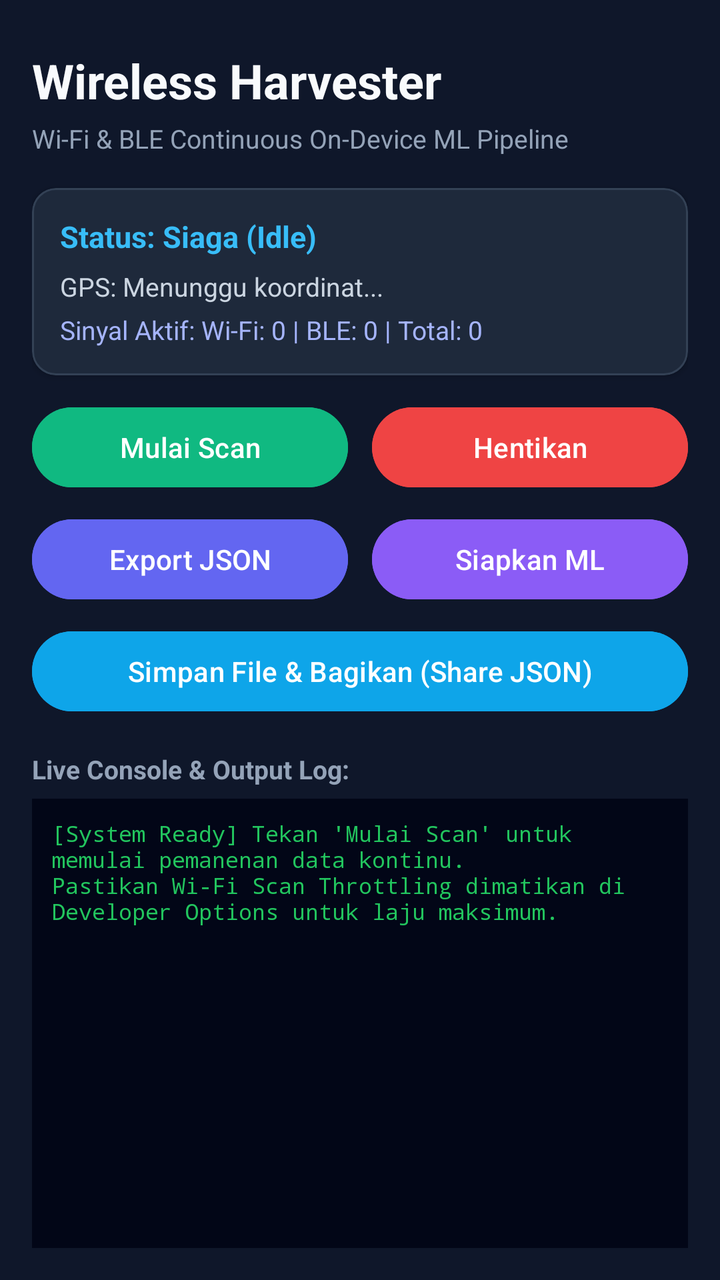
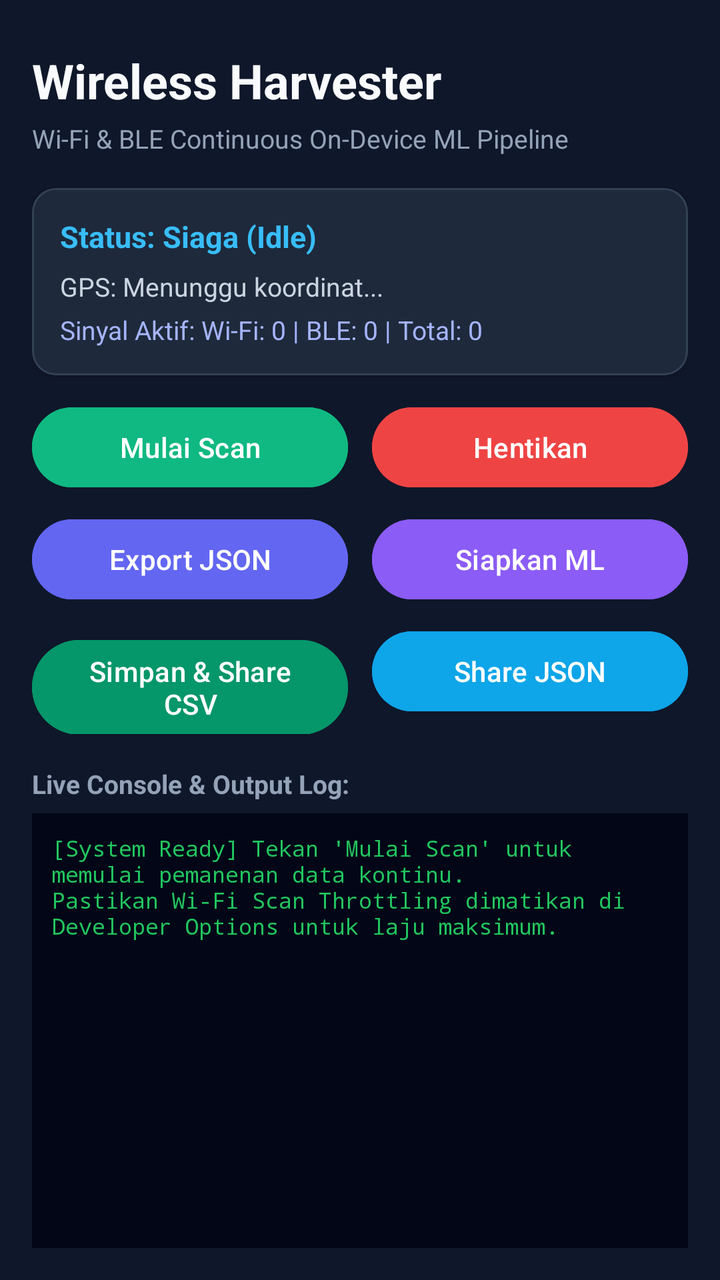

Compare the two renders of this Android layout. The source of the first and the diff that turns it into the second are given below.
<!-- AndroidManifest.xml: application theme Theme.WirelessHarvester -->
<!-- res/layout/activity_main.xml -->
<?xml version="1.0" encoding="utf-8"?>
<LinearLayout xmlns:android="http://schemas.android.com/apk/res/android"
    xmlns:app="http://schemas.android.com/apk/res-auto"
    android:layout_width="match_parent"
    android:layout_height="match_parent"
    android:background="#0F172A"
    android:orientation="vertical"
    android:padding="16dp">

    
    <TextView
        android:id="@+id/tvHeaderTitle"
        android:layout_width="wrap_content"
        android:layout_height="wrap_content"
        android:layout_marginTop="8dp"
        android:text="Wireless Harvester"
        android:textColor="#F8FAFC"
        android:textSize="24sp"
        android:textStyle="bold" />

    <TextView
        android:id="@+id/tvHeaderSubtitle"
        android:layout_width="wrap_content"
        android:layout_height="wrap_content"
        android:layout_marginTop="4dp"
        android:text="Wi-Fi &amp; BLE Continuous On-Device ML Pipeline"
        android:textColor="#94A3B8"
        android:textSize="13sp" />

    
    <com.google.android.material.card.MaterialCardView
        android:layout_width="match_parent"
        android:layout_height="wrap_content"
        android:layout_marginTop="16dp"
        app:cardBackgroundColor="#1E293B"
        app:cardCornerRadius="12dp"
        app:cardElevation="2dp"
        app:strokeColor="#334155"
        app:strokeWidth="1dp">

        <LinearLayout
            android:layout_width="match_parent"
            android:layout_height="wrap_content"
            android:orientation="vertical"
            android:padding="14dp">

            <TextView
                android:id="@+id/tvStatus"
                android:layout_width="wrap_content"
                android:layout_height="wrap_content"
                android:text="Status: Siaga (Idle)"
                android:textColor="#38BDF8"
                android:textSize="15sp"
                android:textStyle="bold" />

            <TextView
                android:id="@+id/tvGpsInfo"
                android:layout_width="wrap_content"
                android:layout_height="wrap_content"
                android:layout_marginTop="6dp"
                android:text="GPS: Menunggu koordinat..."
                android:textColor="#CBD5E1"
                android:textSize="13sp" />

            <TextView
                android:id="@+id/tvSignalCounter"
                android:layout_width="wrap_content"
                android:layout_height="wrap_content"
                android:layout_marginTop="4dp"
                android:text="Sinyal Aktif: Wi-Fi: 0 | BLE: 0 | Total: 0"
                android:textColor="#A5B4FC"
                android:textSize="13sp" />
        </LinearLayout>
    </com.google.android.material.card.MaterialCardView>

    
    <LinearLayout
        android:layout_width="match_parent"
        android:layout_height="wrap_content"
        android:layout_marginTop="12dp"
        android:orientation="horizontal">

        <Button
            android:id="@+id/btnStart"
            android:layout_width="0dp"
            android:layout_height="wrap_content"
            android:layout_marginEnd="6dp"
            android:layout_weight="1"
            android:backgroundTint="#10B981"
            android:text="Mulai Scan"
            android:textColor="#FFFFFF" />

        <Button
            android:id="@+id/btnStop"
            android:layout_width="0dp"
            android:layout_height="wrap_content"
            android:layout_marginStart="6dp"
            android:layout_weight="1"
            android:backgroundTint="#EF4444"
            android:text="Hentikan"
            android:textColor="#FFFFFF" />
    </LinearLayout>

    <LinearLayout
        android:layout_width="match_parent"
        android:layout_height="wrap_content"
        android:layout_marginTop="8dp"
        android:orientation="horizontal">

        <Button
            android:id="@+id/btnExportJson"
            android:layout_width="0dp"
            android:layout_height="wrap_content"
            android:layout_marginEnd="6dp"
            android:layout_weight="1"
            android:backgroundTint="#6366F1"
            android:text="Export JSON"
            android:textColor="#FFFFFF" />

        <Button
            android:id="@+id/btnProcessMl"
            android:layout_width="0dp"
            android:layout_height="wrap_content"
            android:layout_marginStart="6dp"
            android:layout_weight="1"
            android:backgroundTint="#8B5CF6"
            android:text="Siapkan ML"
            android:textColor="#FFFFFF" />
    </LinearLayout>

    <Button
        android:id="@+id/btnShareFile"
        android:layout_width="match_parent"
        android:layout_height="wrap_content"
        android:layout_marginTop="8dp"
        android:backgroundTint="#0EA5E9"
        android:text="Simpan File &amp; Bagikan (Share JSON)"
        android:textColor="#FFFFFF" />

    
    <TextView
        android:layout_width="wrap_content"
        android:layout_height="wrap_content"
        android:layout_marginTop="16dp"
        android:layout_marginBottom="6dp"
        android:text="Live Console &amp; Output Log:"
        android:textColor="#94A3B8"
        android:textSize="13sp"
        android:textStyle="bold" />

    <ScrollView
        android:id="@+id/scrollConsole"
        android:layout_width="match_parent"
        android:layout_height="0dp"
        android:layout_weight="1"
        android:background="#020617"
        android:padding="10dp">

        <TextView
            android:id="@+id/tvConsoleLog"
            android:layout_width="match_parent"
            android:layout_height="wrap_content"
            android:fontFamily="monospace"
            android:text="[System Ready] Tekan 'Mulai Scan' untuk memulai pemanenan data kontinu.\nPastikan Wi-Fi Scan Throttling dimatikan di Developer Options untuk laju maksimum."
            android:textColor="#22C55E"
            android:textSize="11sp" />
    </ScrollView>

</LinearLayout>
<!-- resources referenced by this layout -->
<resources>
  <style name="Theme.WirelessHarvester" parent="Theme.Material3.DayNight.NoActionBar">
          <item name="colorPrimary">@color/purple_500</item>
          <item name="colorPrimaryVariant">@color/purple_700</item>
          <item name="colorOnPrimary">@color/white</item>
          <item name="colorSecondary">@color/teal_200</item>
          <item name="colorSecondaryVariant">@color/teal_700</item>
          <item name="colorOnSecondary">@color/black</item>
          <item name="android:statusBarColor">@color/card_bg</item>
      </style>
  <color name="purple_500">#6200EE</color>
  <color name="purple_700">#3700B3</color>
  <color name="white">#FFFFFFFF</color>
  <color name="teal_200">#03DAC5</color>
  <color name="teal_700">#018786</color>
  <color name="black">#FF000000</color>
  <color name="card_bg">#1E1E1E</color>
</resources>

<!-- the commit's change to res/layout/activity_main.xml (unified diff, before → after) -->
@@ -128,14 +128,32 @@
             android:textColor="#FFFFFF" />
     </LinearLayout>
 
-    <Button
-        android:id="@+id/btnShareFile"
+    <LinearLayout
         android:layout_width="match_parent"
         android:layout_height="wrap_content"
         android:layout_marginTop="8dp"
-        android:backgroundTint="#0EA5E9"
-        android:text="Simpan File &amp; Bagikan (Share JSON)"
-        android:textColor="#FFFFFF" />
+        android:orientation="horizontal">
+
+        <Button
+            android:id="@+id/btnShareCsv"
+            android:layout_width="0dp"
+            android:layout_height="wrap_content"
+            android:layout_marginEnd="6dp"
+            android:layout_weight="1"
+            android:backgroundTint="#059669"
+            android:text="Simpan &amp; Share CSV"
+            android:textColor="#FFFFFF" />
+
+        <Button
+            android:id="@+id/btnShareFile"
+            android:layout_width="0dp"
+            android:layout_height="wrap_content"
+            android:layout_marginStart="6dp"
+            android:layout_weight="1"
+            android:backgroundTint="#0EA5E9"
+            android:text="Share JSON"
+            android:textColor="#FFFFFF" />
+    </LinearLayout>
 
     
     <TextView
